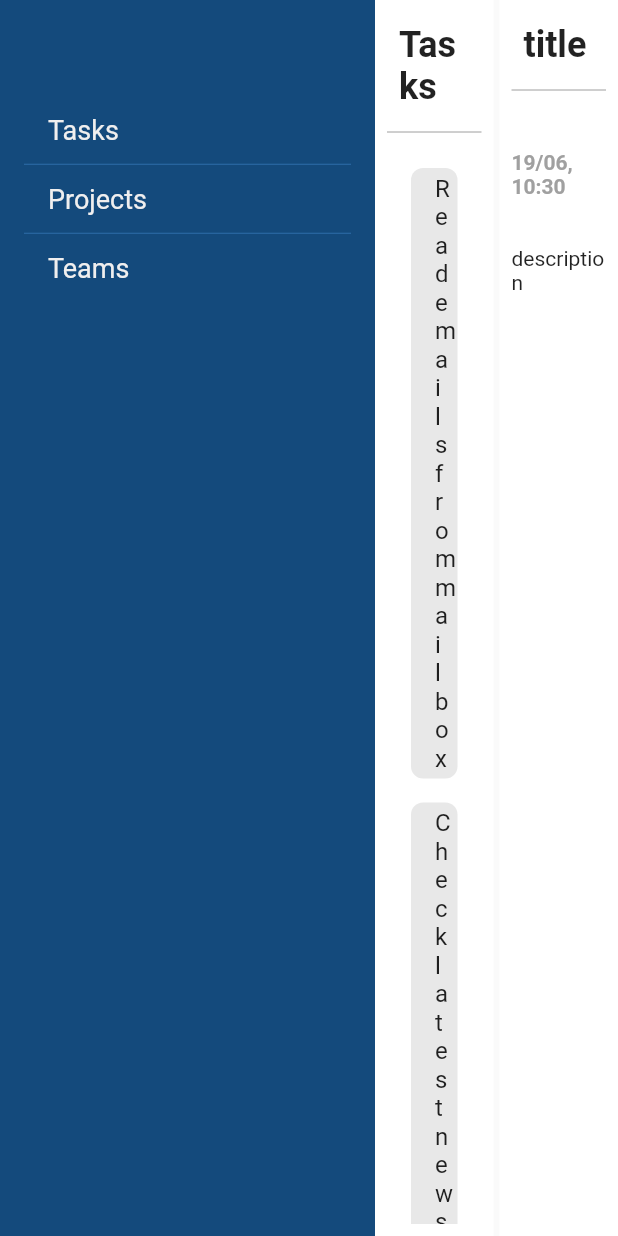
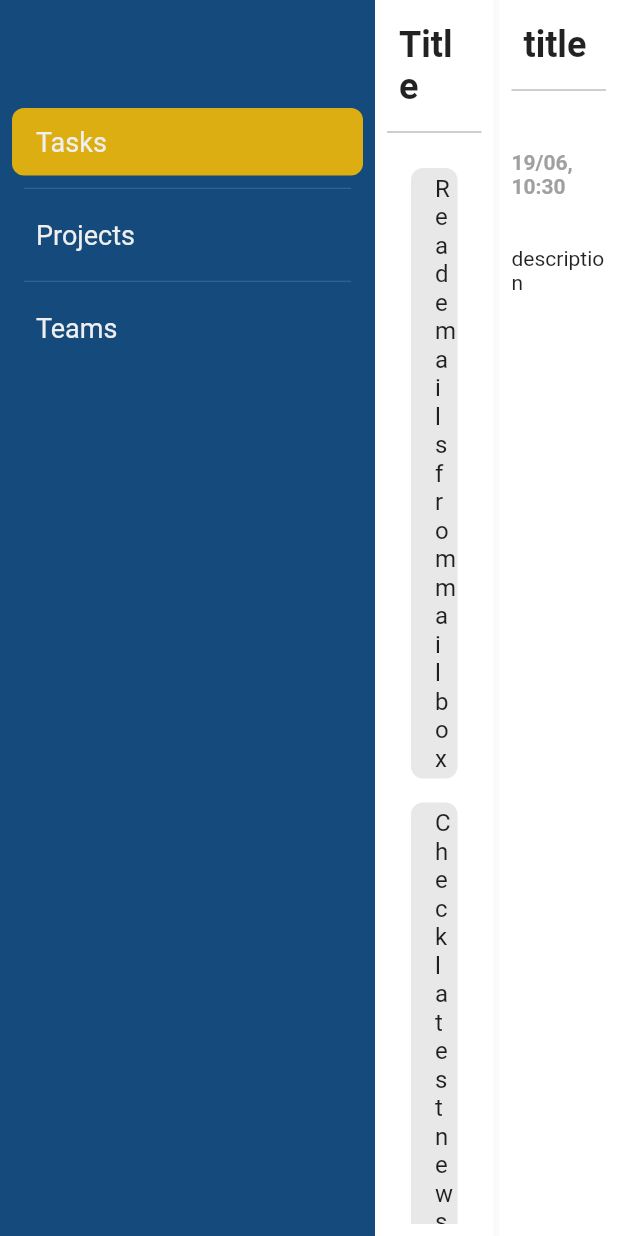
Before and after one commit to yeasin50/tasks_application, a Flutter app: the screen it shows after launch, on a phone screen of 412 x 824 dp. Run offline on Flutter 3.47's test engine with Material 2 defaults, Android fonts, the phone set to English and light mode, and no system bars; our stand-ins replace freezed_annotation, go_router, hooks_riverpod.

Commit message:
added-basic-navigation

```diff
--- a/lib/app_navigation_bar.dart
+++ b/lib/app_navigation_bar.dart
@@ -1,4 +1,5 @@
 import 'package:flutter/material.dart';
+import 'package:go_router/go_router.dart';
 import 'package:task_list_app/common/app_style.dart';
 
 class AppNavigationBar extends StatelessWidget {
@@ -6,14 +7,27 @@ class AppNavigationBar extends StatelessWidget {
 
   @override
   Widget build(BuildContext context) {
-    return ColoredBox(
+    final currentPath = GoRouter.of(context).location;
+
+    //Don't use ColoredBox,it doesn't provide transparency
+    return Material(
       color: AppStyle.darkBlue,
       child: ListView.separated(
         padding: const EdgeInsets.symmetric(vertical: 64),
         itemCount: navigationBarItems.length,
-        itemBuilder: (context, index) => _NavigationBarListItem(
+        itemBuilder: (context, index) {
+          final bool isSelected = currentPath.toLowerCase().contains(navigationBarItems[index].url.toLowerCase());
+          return InkWell(
+            onTap: () {
+              if (currentPath == navigationBarItems[index].url) return;
+              context.go("/${navigationBarItems[index].url}");
+            },
+            child: _NavigationBarListItem(
+              isSelected: isSelected,
               item: navigationBarItems[index],
             ),
+          );
+        },
         separatorBuilder: (context, index) => Divider(
           color: AppStyle.mediumBlue,
           height: 1,
@@ -29,19 +43,27 @@ class _NavigationBarListItem extends StatelessWidget {
   const _NavigationBarListItem({
     Key? key,
     required this.item,
+    this.isSelected = false,
   }) : super(key: key);
   final NavigationBarItem item;
+  final bool isSelected;
 
   @override
   Widget build(BuildContext context) {
-    return Container(
-      margin: const EdgeInsets.symmetric(horizontal: 16),
+    return Padding(
+      padding: const EdgeInsets.all(8.0),
+      child: Container(
+        decoration: BoxDecoration(
+          color: isSelected ? AppStyle.amber : null,
+          borderRadius: BorderRadius.circular(8),
+        ),
         padding: const EdgeInsets.symmetric(horizontal: 16, vertical: 12),
         child: Text(
           item.name,
           style: TextStyle(
             color: AppStyle.lightTextColor,
             fontSize: 18,
+          ),
         ),
       ),
     );
--- a/lib/common/app_style.dart
+++ b/lib/common/app_style.dart
@@ -3,6 +3,7 @@ import 'package:flutter/material.dart';
 class AppStyle {
   static const darkBlue = const Color(0xFF144A7C);
   static const mediumBlue = const Color(0xFF2D6DA9);
+  static const amber = Color.fromARGB(217, 255, 191, 0);
   static const lightTextColor = const Color(0xFFF0EFEF);
   static const dateColor = const Color(0xFFA0A0A0);
   static const listTileColor = const Color(0xFFE8E8E8);
--- /dev/null
+++ b/lib/common/layout_wrapper.dart
@@ -0,0 +1,40 @@
+import 'package:flutter/material.dart';
+
+import '../app_navigation_bar.dart';
+
+//better name will responsive layout wrapper
+/// A wrapper widget that provides a responsive layout for the app.
+/// this include left navigation bar and the main content
+class AppLayoutWrapper extends StatelessWidget {
+  const AppLayoutWrapper({
+    Key? key,
+    required this.childBuilder,
+  }) : super(key: key);
+
+  final List<Widget> Function(BoxConstraints constraints) childBuilder; //can be typedef
+
+  @override
+  Widget build(BuildContext context) {
+    return Scaffold(
+      body: SafeArea(
+        child: LayoutBuilder(
+          builder: (context, constraints) {
+            final width = constraints.maxWidth;
+
+            return Row(
+              children: [
+                ConstrainedBox(
+                  constraints: BoxConstraints(
+                    maxWidth: width > 250 ? 250 : width, //todo: for smaller device use menu button
+                  ),
+                  child: AppNavigationBar(),
+                ),
+                ...childBuilder(constraints),
+              ],
+            );
+          },
+        ),
+      ),
+    );
+  }
+}
--- a/lib/pages/projects/_view/projects_page.dart
+++ b/lib/pages/projects/_view/projects_page.dart
@@ -1,13 +1,21 @@
 import 'package:flutter/material.dart';
+
+import '../../../common/layout_wrapper.dart';
 
 class ProjectsPage extends StatelessWidget {
   const ProjectsPage({Key? key}) : super(key: key);
 
   @override
   Widget build(BuildContext context) {
-    return Center(
-      // TODO: labels should be in app localization file
-      child: Text('Projects'),
+    return AppLayoutWrapper(
+      childBuilder: (constraints) {
+        return [
+          Center(
+            // TODO: labels should be in app localization file
+            child: Text('Projects'),
+          ),
+        ];
+      },
     );
   }
 }
--- a/lib/pages/tasks/_view/tasks_page.dart
+++ b/lib/pages/tasks/_view/tasks_page.dart
@@ -5,6 +5,7 @@ import 'package:task_list_app/pages/tasks/widgets/task_details_widget.dart';
 import 'package:task_list_app/pages/tasks/widgets/tasks_list_widget.dart';
 import 'package:task_list_app/service/network_service.dart';
 
+import '../../../common/layout_wrapper.dart';
 import '../../../model/task.dart';
 
 class TasksPage extends StatelessWidget {
@@ -12,31 +13,19 @@ class TasksPage extends StatelessWidget {
 
   @override
   Widget build(BuildContext context) {
-    return Scaffold(
-      // TODO: convert to a custom widget>> wrapper
-      body: SafeArea(
-        child: LayoutBuilder(
-          builder: (context, constraints) {
-            final width = constraints.maxWidth;
     var title = Padding(
       padding: const EdgeInsets.all(8.0),
       child: Text(
-                'Tasks', //todo: label should be in app localization file
+        "Title", //todo: label should be in app localization file
         style: TextStyle(
           fontSize: 24,
           fontWeight: FontWeight.bold,
         ),
       ),
     );
-            return Row(
-              children: [
-                ConstrainedBox(
-                  constraints: BoxConstraints(
-                    maxWidth: width > 250 ? 250 : width, //todo: for smaller device use menu button
-                  ),
-                  child: AppNavigationBar(),
-                ),
-
+    return AppLayoutWrapper(
+      childBuilder: (constraints) {
+        return [
           // middle section
           Expanded(
             child: ColoredBox(
@@ -72,11 +61,8 @@ class TasksPage extends StatelessWidget {
               ),
             ),
           ),
-              ],
-            );
+        ];
       },
-        ),
-      ),
     );
   }
 }
--- a/lib/pages/teams/_view/teams_page.dart
+++ b/lib/pages/teams/_view/teams_page.dart
@@ -1,13 +1,21 @@
 import 'package:flutter/material.dart';
+
+import '../../../common/layout_wrapper.dart';
 
 class TeamsPage extends StatelessWidget {
   const TeamsPage({Key? key}) : super(key: key);
 
   @override
   Widget build(BuildContext context) {
-    return Center(
-      // TODO: labels should be in app localization file
-      child: Text('Teams'),
+    return AppLayoutWrapper(
+      childBuilder: (constraints) {
+        return [
+          Center(
+            // TODO: labels should be in app localization file
+            child: Text('Teams'),
+          ),
+        ];
+      },
     );
   }
 }
--- a/lib/routes.dart
+++ b/lib/routes.dart
@@ -5,14 +5,14 @@ import 'pages/tasks/_view/tasks_page.dart';
 import 'pages/teams/_view/teams_page.dart';
 
 final routeConfig = GoRouter(
-  initialLocation: '/tasks/1',
+  initialLocation: '/tasks',
   routes: [
     GoRoute(
-      path: '/tasks/:id',
+      path: '/tasks',
       builder: (context, state) => TasksPage(),
     ),
     GoRoute(
-      path: '/projects/:id',
+      path: '/projects',
       builder: (context, state) => ProjectsPage(),
     ),
     GoRoute(
```
Lines whose indentation alone changed are shown as unchanged.
